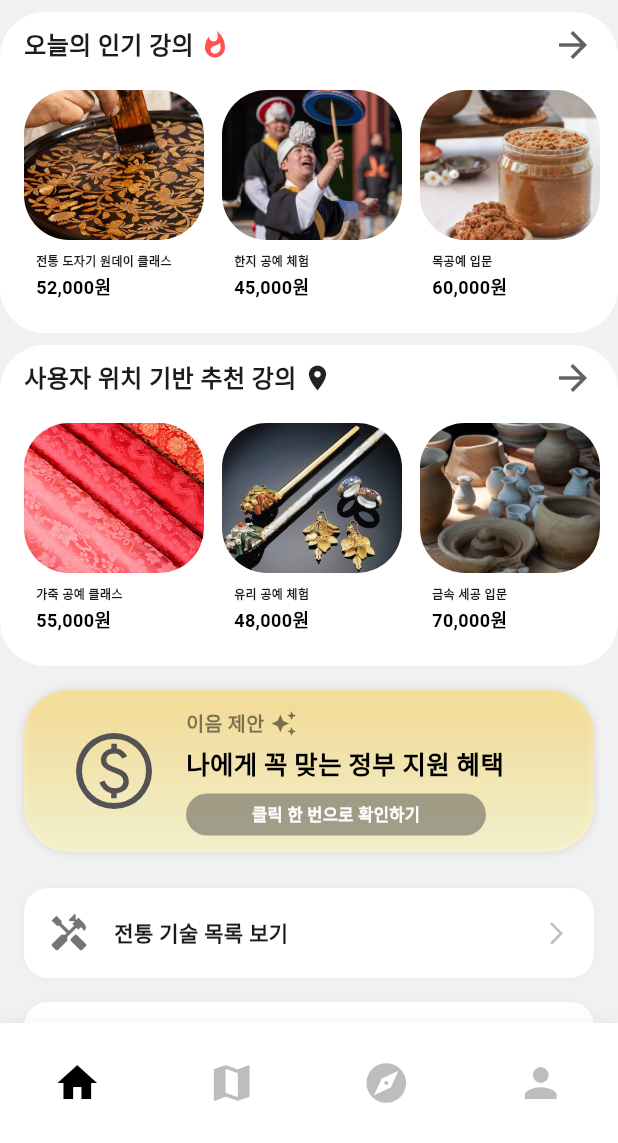
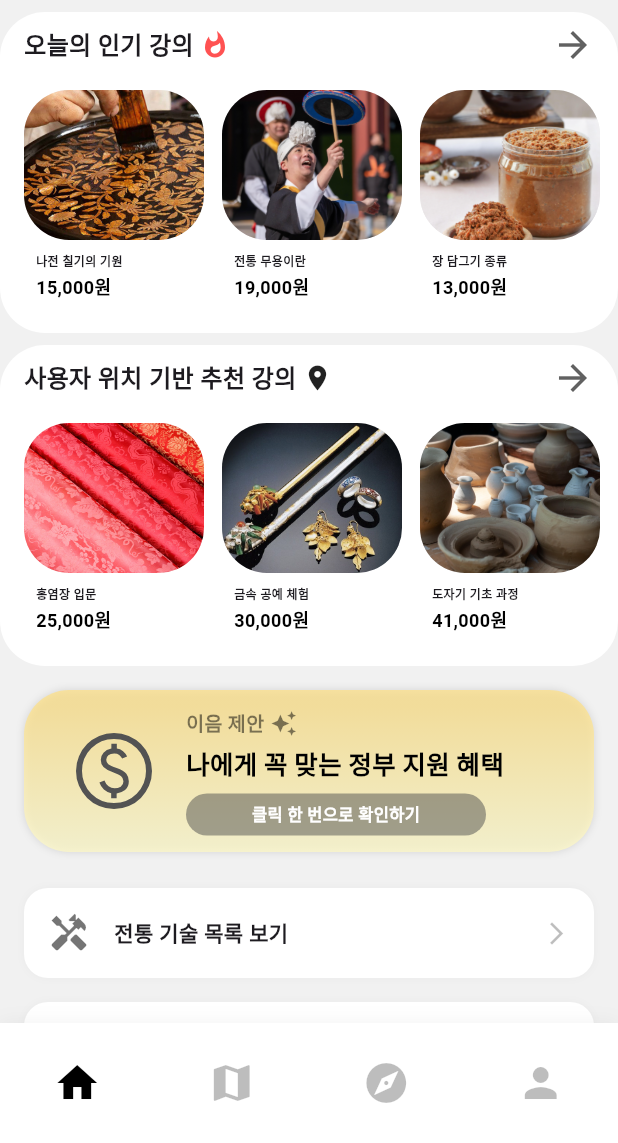
Before and after one commit to K-Hackathon-01z/eum-front, a Flutter app: the RootScreen screen opened by its route, on a phone screen of 412 x 824 dp, the part 93-1236 px from its top. Run offline on Flutter 3.47's test engine with Material 3 defaults, Android fonts, the phone set to English and light mode, and no system bars; our stand-ins replace flutter_svg; Roboto replaces fonts that are missing (Inter).

```diff
--- a/lib/screens/user/home/home.dart
+++ b/lib/screens/user/home/home.dart
@@ -138,9 +138,9 @@ class HomeScreen extends StatelessWidget {
                       itemBuilder: (context, index) {
                         // 샘플 데이터, 실제로는 서버 데이터 등으로 대체 가능
                         final classData = [
-                          {'image': 'assets/images/home/home01.png', 'desc': '전통 도자기 원데이 클래스', 'price': '52,000원'},
-                          {'image': 'assets/images/home/home02.png', 'desc': '한지 공예 체험', 'price': '45,000원'},
-                          {'image': 'assets/images/home/home03.png', 'desc': '목공예 입문', 'price': '60,000원'},
+                          {'image': 'assets/images/home/home01.png', 'desc': '나전 칠기의 기원', 'price': '15,000원'},
+                          {'image': 'assets/images/home/home02.png', 'desc': '전통 무용이란', 'price': '19,000원'},
+                          {'image': 'assets/images/home/home03.png', 'desc': '장 담그기 종류', 'price': '13,000원'},
                         ];
                         final data = classData[index % classData.length];
                         return HomeCard(imagePath: data['image']!, description: data['desc']!, price: data['price']!);
@@ -191,9 +191,9 @@ class HomeScreen extends StatelessWidget {
                       separatorBuilder: (_, __) => const SizedBox(width: 12),
                       itemBuilder: (context, index) {
                         final classData = [
-                          {'image': 'assets/images/home/home04.png', 'desc': '가죽 공예 클래스', 'price': '55,000원'},
-                          {'image': 'assets/images/home/home05.png', 'desc': '유리 공예 체험', 'price': '48,000원'},
-                          {'image': 'assets/images/home/home06.png', 'desc': '금속 세공 입문', 'price': '70,000원'},
+                          {'image': 'assets/images/home/home04.png', 'desc': '홍염장 입문', 'price': '25,000원'},
+                          {'image': 'assets/images/home/home05.png', 'desc': '금속 공예 체험', 'price': '30,000원'},
+                          {'image': 'assets/images/home/home06.png', 'desc': '도자기 기초 과정', 'price': '41,000원'},
                         ];
                         final data = classData[index % classData.length];
                         return HomeCard(imagePath: data['image']!, description: data['desc']!, price: data['price']!);
```
